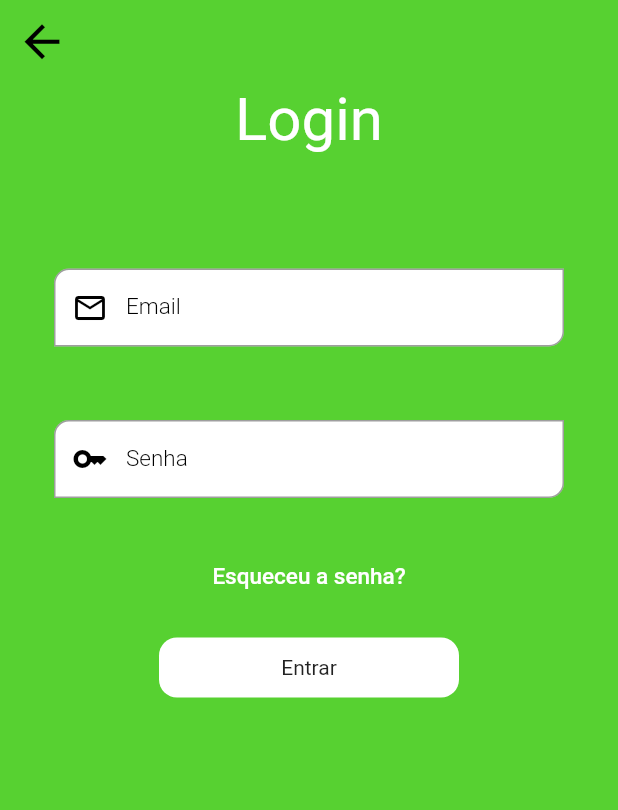
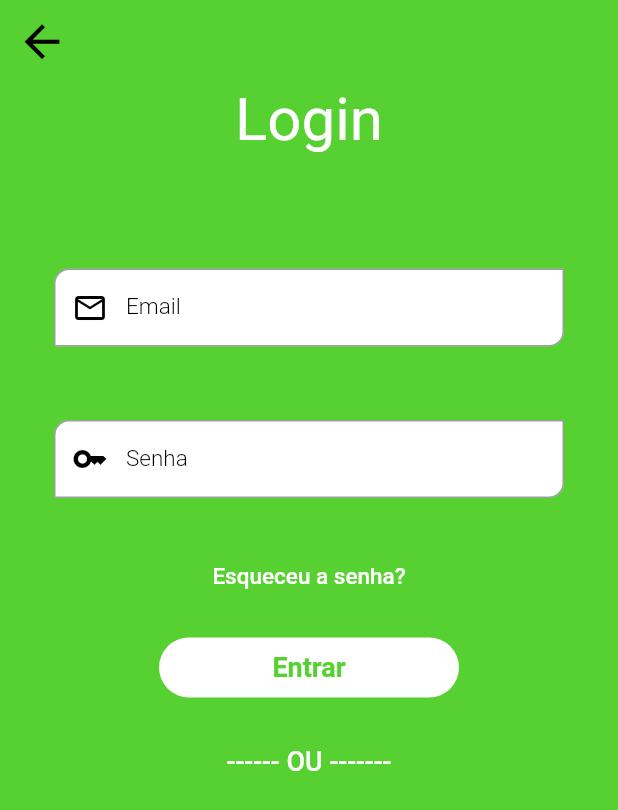
Before and after one commit to Leosilva077/aplicacao_estoque, a Flutter app: the screen it shows after launch, on a phone screen of 412 x 824 dp. Shown: the top 810 px of the screen. Run offline on Flutter 3.47's test engine with Material 2 defaults, Android fonts, the phone set to English and light mode, and no system bars.

Commit message:
telas login social

```diff
--- a/lib/screens/login.dart
+++ b/lib/screens/login.dart
@@ -1,6 +1,5 @@
 import 'package:flutter/material.dart';
 import 'package:flutter_application_1/theme/colors.dart';
-
 import '../widget/widget_form.dart';
 
 class LoginScreen extends StatelessWidget {
@@ -68,14 +67,28 @@ class LoginScreen extends StatelessWidget {
                     width: 200,
                     height: 40,
                     decoration: BoxDecoration(
-                        borderRadius: BorderRadius.circular(12),
+                        borderRadius: BorderRadius.circular(150),
                         color: secondaryColor),
-                    child: Center(
+                    child: const Center(
                       child: Text(
                         'Entrar',
+                        style: TextStyle(
+                          fontSize: 18,
+                          fontWeight: FontWeight.w700,
+                          color: backgroundColor,
+                        ),
                       ),
                     )),
               ],
+            ),
+          ),
+          const SizedBox(height: 32),
+          const Text(
+            "------ OU -------",
+            style: TextStyle(
+              color: secondaryColor,
+              fontSize: 18,
+              fontWeight: FontWeight.w500,
             ),
           )
         ],
```
Also changed, not shown: lib/screens/categoria.dart (+0 -15 lines), asset/icons/Apple Logo.png (added), asset/icons/google.png.png (added), asset/icons/image.dart (deleted), lib/screens/teste.dart (added), lib/widget/widget_social_google.dart (added), lib/widget/widget_social_icon.dart (added), lib/widget/widget_teste.dart (deleted).
